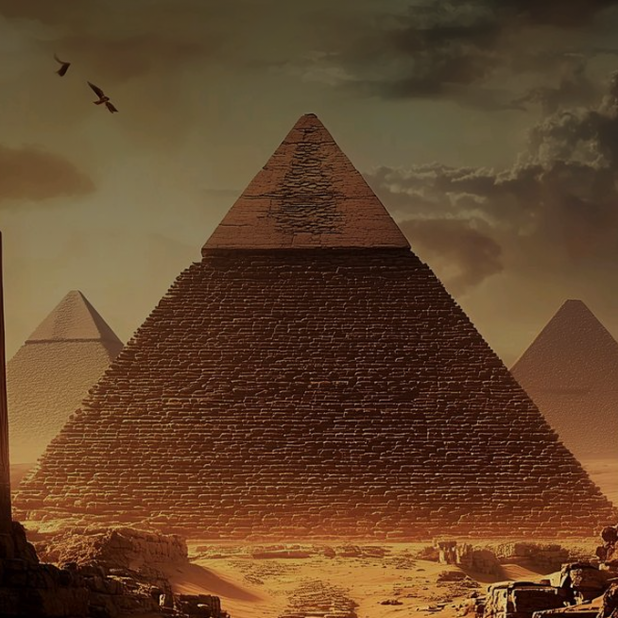
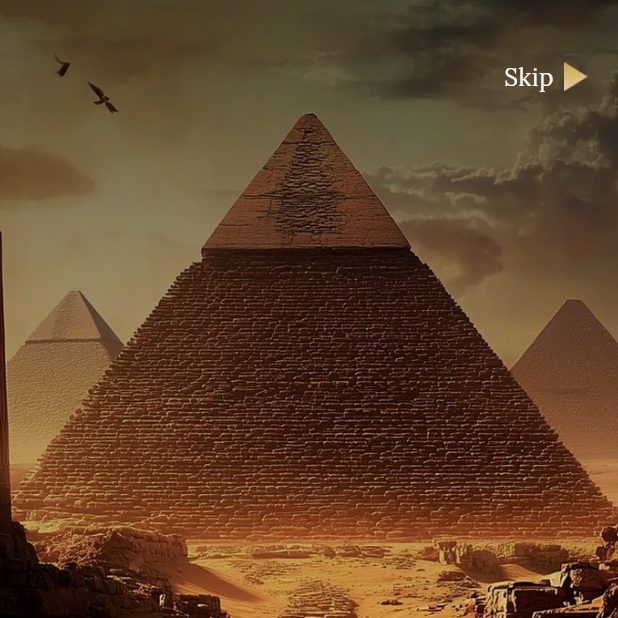
Before and after one commit to Jik00/timeLens, a Flutter app: the screen it shows after launch, on a phone screen of 412 x 824 dp, the top half of it. Run offline on Flutter 3.47's test engine with Material 3 defaults, Android fonts, the phone set to English and light mode, and no system bars; drawn by our look-alikes of smooth_page_indicator; our stand-ins replace flutter_screenutil, google_fonts, lottie.

Commit message:
skip widget onboarding

```diff
--- a/lib/core/utils/app_colors.dart
+++ b/lib/core/utils/app_colors.dart
@@ -8,5 +8,6 @@ abstract class AppColors {
   static const backgroundColor1 = Color(0xFF471806);
   static const backgroundColor2 = Color(0xFFC49B37);
   static const timeLensColor = Color(0xFFDF9309);
+  static const skipColor = Color(0xFFFFFCF5);
 
 }
--- a/lib/core/utils/app_images.dart
+++ b/lib/core/utils/app_images.dart
@@ -14,6 +14,10 @@ class Assets {
   /// assets/images/pyramid_splash.png
   static const String assetsImagesPyramidSplash = "assets/images/pyramid_splash.png";
 
+  /// Assets for assetsImagesSkipArrow
+  /// assets/images/skip_arrow.png
+  static const String assetsImagesSkipArrow = "assets/images/skip_arrow.png";
+
   /// Assets for assetsImagesWallsOnboarding
   /// assets/images/walls_onboarding.png
   static const String assetsImagesWallsOnboarding = "assets/images/walls_onboarding.png";
--- a/lib/features/onboarding/presentation/views/widgets/onboarding_pgview.dart
+++ b/lib/features/onboarding/presentation/views/widgets/onboarding_pgview.dart
@@ -15,14 +15,17 @@ class OnboardingPgview extends StatelessWidget {
       physics: const BouncingScrollPhysics(),
       children: [
         PgViewItem(
+            isVisible: true,
             img: Assets.assetsImagesBookOnboarding,
             title: context.loc.onboarding1Title,
             subtitle: context.loc.onboarding1Subtitle),
         PgViewItem(
+            isVisible: true,
             img: Assets.assetsImagesWallsOnboarding,
             title: context.loc.onboarding2Title,
             subtitle: context.loc.onboarding2Subtitle),
         PgViewItem(
+            isVisible : false,
             img: Assets.assetsImagesWritingOnboarding,
             title: context.loc.onboarding3Title,
             subtitle: context.loc.onboarding3Subtitle),
--- a/lib/features/onboarding/presentation/views/widgets/pg_view_item.dart
+++ b/lib/features/onboarding/presentation/views/widgets/pg_view_item.dart
@@ -3,25 +3,43 @@ import 'package:flutter_screenutil/flutter_screenutil.dart';
 import 'package:google_fonts/google_fonts.dart';
 import 'package:timelens/core/utils/app_colors.dart';
 import 'package:timelens/core/widgets/background_theme.dart';
+import 'package:timelens/features/onboarding/presentation/views/widgets/skip_widget.dart';
 
 class PgViewItem extends StatelessWidget {
   const PgViewItem(
       {super.key,
       required this.img,
       required this.title,
-      required this.subtitle});
+      required this.subtitle,
+      required this.isVisible});
 
   final String img;
   final String title;
   final String subtitle;
+  final bool isVisible;
 
   @override
   Widget build(BuildContext context) {
     return Stack(
       children: [
-
         BackgroundTheme(img: img),
-
+        Positioned(
+            top: 39.h,
+            right: 16.w,
+            child: Padding(
+              padding: EdgeInsetsDirectional.only(start: 16.w),
+              child: Visibility(
+                visible: isVisible,
+                child: GestureDetector(
+                  onTap: () {
+                    // Prefs.setBool(kIsOnboardingSeen, true);
+                    // Navigator.pushReplacementNamed(
+                    //     context, LoginView.routeName);
+                  },
+                  child: const SkipWidget(),
+                ),
+              ),
+            )),
         Positioned(
           bottom: 100.h,
           left: 16.w,
--- /dev/null
+++ b/lib/features/onboarding/presentation/views/widgets/skip_widget.dart
@@ -0,0 +1,32 @@
+import 'package:flutter/material.dart';
+import 'package:flutter_screenutil/flutter_screenutil.dart';
+import 'package:google_fonts/google_fonts.dart';
+import 'package:timelens/core/utils/app_colors.dart';
+import 'package:timelens/core/utils/app_images.dart';
+import 'package:timelens/core/utils/context_extensions.dart';
+
+class SkipWidget extends StatelessWidget {
+  const SkipWidget({super.key});
+
+  @override
+  Widget build(BuildContext context) {
+    return Row(
+      children: [
+        Text(
+          context.loc.onboardingSkip,
+          style: TextStyle(
+              fontSize: 16.sp,
+              color: AppColors.skipColor,
+              fontWeight: FontWeight.w400,
+              fontFamily: GoogleFonts.lora().fontFamily),
+        ),
+        SizedBox(width: 4.w),
+        Image.asset(
+          Assets.assetsImagesSkipArrow,
+          width: 19.w,
+          height: 19.h,
+        )
+      ],
+    );
+  }
+}
--- a/lib/l10n/intl_en.arb
+++ b/lib/l10n/intl_en.arb
@@ -5,5 +5,6 @@
     "onboarding2Title": "Unveil the Tales Etched in Walls",
     "onboarding2Subtitle": "Poowered by AI and VR, converse with history’s greatest figures",
     "onboarding3Title": "History Speaks Your Language",
-    "onboarding3Subtitle": "Explore and learn in multiple languages wherever you are"
+    "onboarding3Subtitle": "Explore and learn in multiple languages wherever you are",
+    "onboardingSkip": "Skip"
 }
```
Also changed, not shown: assets/images/skip_arrow.png (added), lib/generated/intl/messages_en.dart, lib/generated/l10n.dart.
